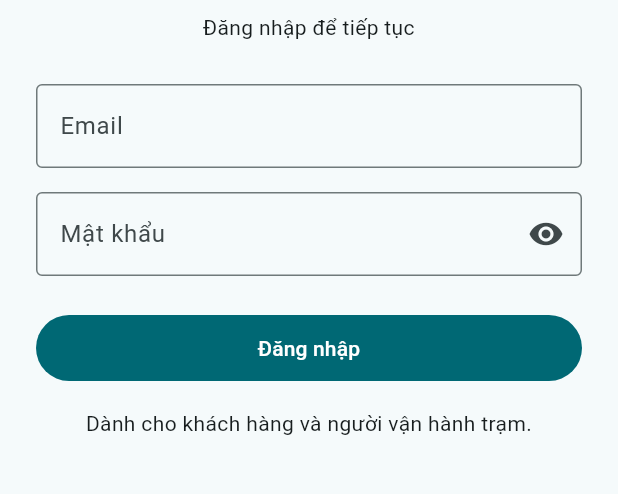
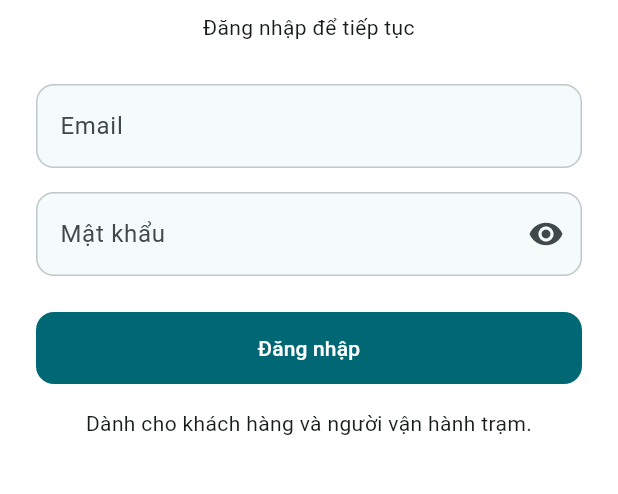
Before and after one commit to mytrongcomvn789-lab/java_project, a Flutter app: the screen it shows after launch, on a phone screen of 412 x 824 dp, the part 477-971 px from its top. Run offline on Flutter 3.47's test engine with Material 3 defaults, Android fonts, the phone set to English and light mode, and no system bars; our stand-ins replace dio, flutter_riverpod, flutter_secure_storage, go_router, image_picker; missing offline and left inert: mobile_scanner; accounts and stored records are empty.

Commit message:
style(mobile): theme chung, chip trạng thái có icon và thẻ đơn dùng chung
- Theme tập trung: bo góc 12, thẻ phẳng có viền, nút cao 48, AppBar phẳng, ô nhập có nền
- Chip trạng thái: màu theo ý nghĩa (xanh lá, cam, xanh dương, đỏ, xám) kèm icon
- Thẻ đơn dùng chung cho danh sách của khách và operator: mã đơn đậm, dòng thông tin có icon

```diff
--- /dev/null
+++ b/mobile/lib/core/theme/app_theme.dart
@@ -0,0 +1,61 @@
+import 'package:flutter/material.dart';
+
+/// Màu chủ đạo của app (xanh ngọc). Mọi màu khác sinh ra từ đây bằng Material 3.
+const brandColor = Color(0xff087e8b);
+
+/// Khoảng cách dùng chung, để các màn hình thưa/dày đều nhau.
+const gapS = 8.0, gapM = 16.0, gapL = 24.0;
+
+/// Theme chung: bo góc 12, thẻ phẳng có viền mảnh, nút cao 48 dễ bấm bằng một tay, AppBar phẳng.
+/// Đổi ở đây là đổi cho cả app; màn hình không nên tự đặt màu hay bo góc riêng.
+ThemeData buildAppTheme() {
+  final scheme = ColorScheme.fromSeed(seedColor: brandColor);
+  final radius = BorderRadius.circular(12);
+  return ThemeData(
+    useMaterial3: true,
+    colorScheme: scheme,
+    scaffoldBackgroundColor: scheme.surfaceContainerLowest,
+    appBarTheme: AppBarTheme(
+        backgroundColor: scheme.surface,
+        surfaceTintColor: Colors.transparent,
+        scrolledUnderElevation: 0,
+        elevation: 0,
+        centerTitle: false,
+        titleTextStyle: TextStyle(
+            color: scheme.onSurface, fontSize: 20, fontWeight: FontWeight.w600)),
+    cardTheme: CardThemeData(
+        elevation: 0,
+        margin: EdgeInsets.zero,
+        color: scheme.surface,
+        surfaceTintColor: Colors.transparent,
+        shape: RoundedRectangleBorder(
+            borderRadius: BorderRadius.circular(14),
+            side: BorderSide(color: scheme.outlineVariant))),
+    filledButtonTheme: FilledButtonThemeData(
+        style: FilledButton.styleFrom(
+            minimumSize: const Size.fromHeight(48),
+            shape: RoundedRectangleBorder(borderRadius: radius))),
+    outlinedButtonTheme: OutlinedButtonThemeData(
+        style: OutlinedButton.styleFrom(
+            minimumSize: const Size.fromHeight(48),
+            shape: RoundedRectangleBorder(borderRadius: radius))),
+    inputDecorationTheme: InputDecorationTheme(
+        filled: true,
+        fillColor: scheme.surface,
+        border: OutlineInputBorder(borderRadius: radius),
+        enabledBorder: OutlineInputBorder(
+            borderRadius: radius, borderSide: BorderSide(color: scheme.outlineVariant)),
+        focusedBorder: OutlineInputBorder(
+            borderRadius: radius,
+            borderSide: BorderSide(color: scheme.primary, width: 2))),
+    snackBarTheme: SnackBarThemeData(
+        behavior: SnackBarBehavior.floating,
+        shape: RoundedRectangleBorder(borderRadius: radius)),
+    dialogTheme: DialogThemeData(
+        shape: RoundedRectangleBorder(borderRadius: BorderRadius.circular(20))),
+    chipTheme: ChipThemeData(shape: RoundedRectangleBorder(borderRadius: radius)),
+    tabBarTheme: TabBarThemeData(
+        dividerColor: scheme.outlineVariant,
+        labelStyle: const TextStyle(fontWeight: FontWeight.w600)),
+  );
+}
--- a/mobile/lib/main.dart
+++ b/mobile/lib/main.dart
@@ -1,6 +1,7 @@
 import 'package:flutter/material.dart';
 import 'package:flutter_riverpod/flutter_riverpod.dart';
 import 'core/router/app_router.dart';
+import 'core/theme/app_theme.dart';
 import 'features/auth/screens.dart';
 import 'features/notifications/realtime_host.dart';
 
@@ -13,11 +14,7 @@ class MyApp extends ConsumerWidget {
         title: 'SmartDroneDelivery',
         scaffoldMessengerKey: appMessengerKey,
         debugShowCheckedModeBanner: false,
-        theme: ThemeData(
-            useMaterial3: true,
-            colorSchemeSeed: const Color(0xff087e8b),
-            inputDecorationTheme:
-                const InputDecorationTheme(border: OutlineInputBorder())),
+        theme: buildAppTheme(),
         routerConfig: ref.watch(routerProvider),
         builder: (context, child) => RealtimeHost(child: child ?? const SizedBox()),
       );
```
Also changed, not shown: mobile/lib/features/operator/operator_screens.dart (+22 -17 lines), mobile/lib/features/orders/order_list_screen.dart (+11 -9 lines), mobile/lib/features/orders/order_screens.dart (+92 -4 lines), 1 other file.
